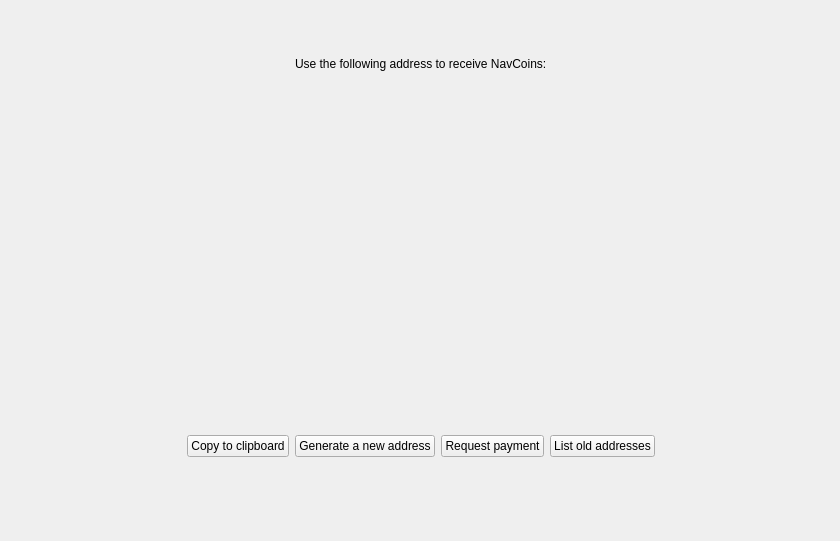
Above: src/qt/getaddresstoreceive.ui from navcoin/navcoin-core before the change. Below: the same form after it.
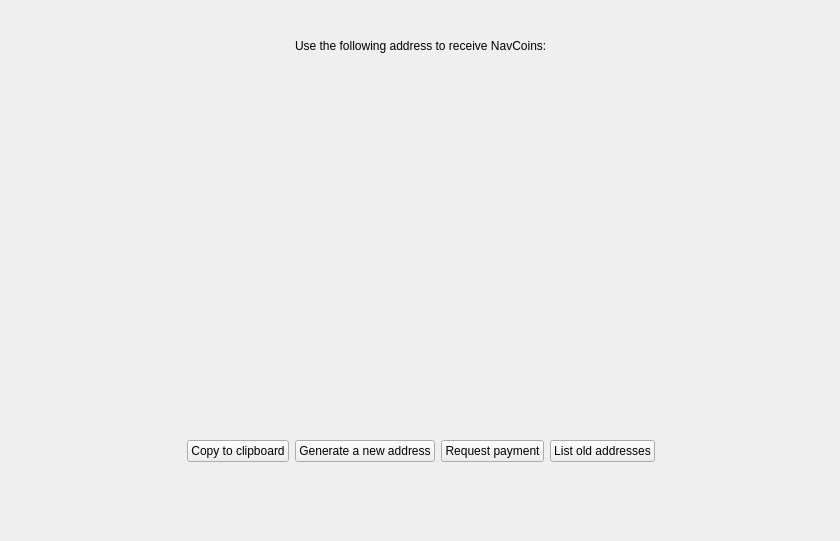
That is the form after the change. Custom widgets are drawn as their Qt base class.

```diff
--- a/src/qt/getaddresstoreceive.ui
+++ b/src/qt/getaddresstoreceive.ui
@@ -19,7 +19,7 @@
      <x>10</x>
      <y>10</y>
      <width>821</width>
-     <height>462</height>
+     <height>482</height>
     </rect>
    </property>
    <layout class="QVBoxLayout" name="verticalLayout">
@@ -39,32 +39,6 @@
       </property>
      </spacer>
     </item>
-    <item>
-     <spacer name="verticalSpacer_5">
-      <property name="orientation">
-       <enum>Qt::Vertical</enum>
-      </property>
-      <property name="sizeHint" stdset="0">
-       <size>
-        <width>20</width>
-        <height>40</height>
-       </size>
-      </property>
-     </spacer>
-    </item>
-    <item>
-     <spacer name="verticalSpacer_6">
-      <property name="orientation">
-       <enum>Qt::Vertical</enum>
-      </property>
-      <property name="sizeHint" stdset="0">
-       <size>
-        <width>20</width>
-        <height>40</height>
-       </size>
-      </property>
-     </spacer>
-    </item>
     <item>
      <layout class="QHBoxLayout" name="horizontalLayout">
       <item>
@@ -286,10 +260,13 @@
       <property name="orientation">
        <enum>Qt::Vertical</enum>
       </property>
+      <property name="sizeType">
+       <enum>QSizePolicy::MinimumExpanding</enum>
+      </property>
       <property name="sizeHint" stdset="0">
        <size>
         <width>20</width>
-        <height>40</height>
+        <height>30</height>
        </size>
       </property>
      </spacer>
```
